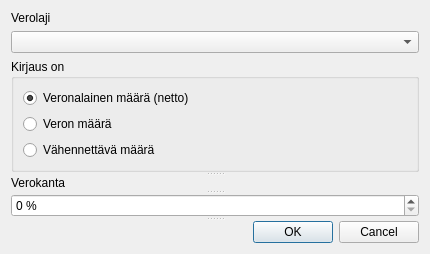
Above: kitupiikki/kirjaus/verodialogi.ui from artoh/kitupiikki before the change. Below: the same form after it.
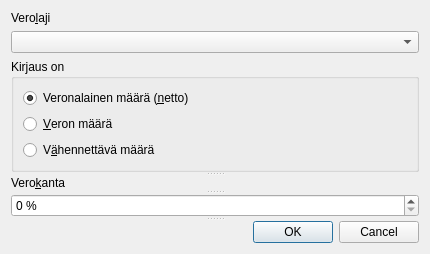
That is the form after the change.

Diff of the .ui file:
```diff
--- a/kitupiikki/kirjaus/verodialogi.ui
+++ b/kitupiikki/kirjaus/verodialogi.ui
@@ -17,7 +17,10 @@
    <item>
     <widget class="QLabel" name="label_2">
      <property name="text">
-      <string>Verolaji</string>
+      <string>Vero&amp;laji</string>
+     </property>
+     <property name="buddy">
+      <cstring>verolajiCombo</cstring>
      </property>
     </widget>
    </item>
@@ -37,7 +40,7 @@
        <item>
         <widget class="QRadioButton" name="veronalainenRadio">
          <property name="text">
-          <string>Veronalainen määrä (netto)</string>
+          <string>Veronalainen määrä (&amp;netto)</string>
          </property>
          <property name="checked">
           <bool>true</bool>
@@ -47,14 +50,14 @@
        <item>
         <widget class="QRadioButton" name="veroRadio">
          <property name="text">
-          <string>Veron määrä</string>
+          <string>&amp;Veron määrä</string>
          </property>
         </widget>
        </item>
        <item>
         <widget class="QRadioButton" name="vahennysRadio">
          <property name="text">
-          <string>Vähennettävä määrä</string>
+          <string>V&amp;ähennettävä määrä</string>
          </property>
         </widget>
        </item>
@@ -62,7 +65,7 @@
      </widget>
      <widget class="QLabel" name="label">
       <property name="text">
-       <string>Verokanta</string>
+       <string>Vero&amp;kanta</string>
       </property>
       <property name="buddy">
        <cstring>prossaSpin</cstring>
```
